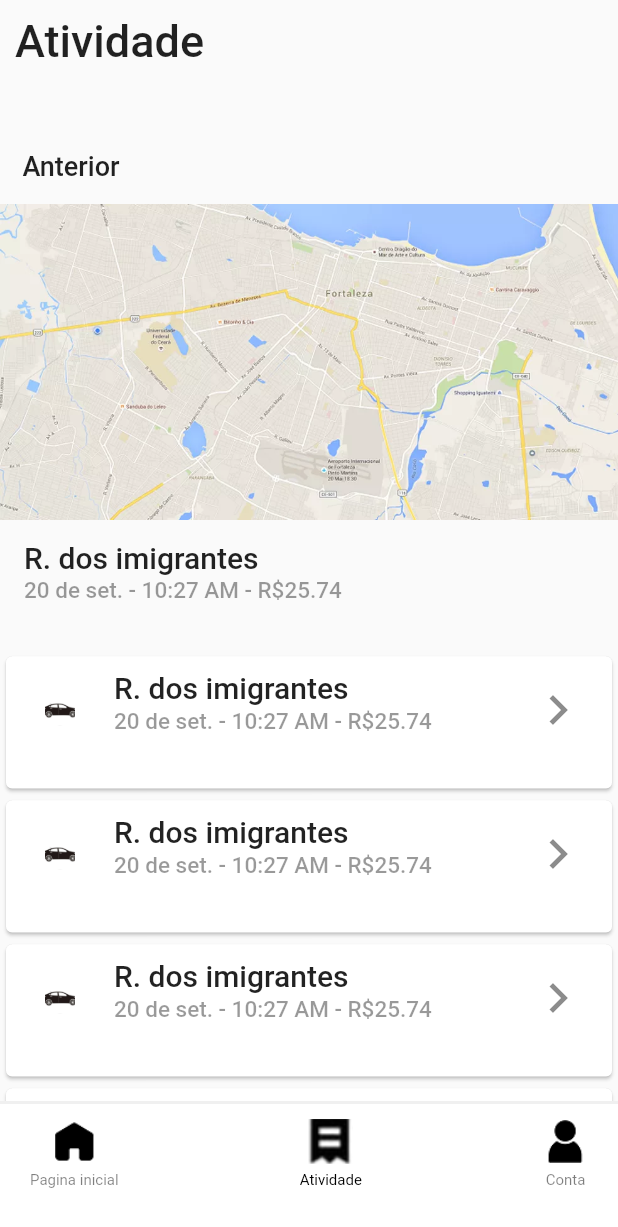
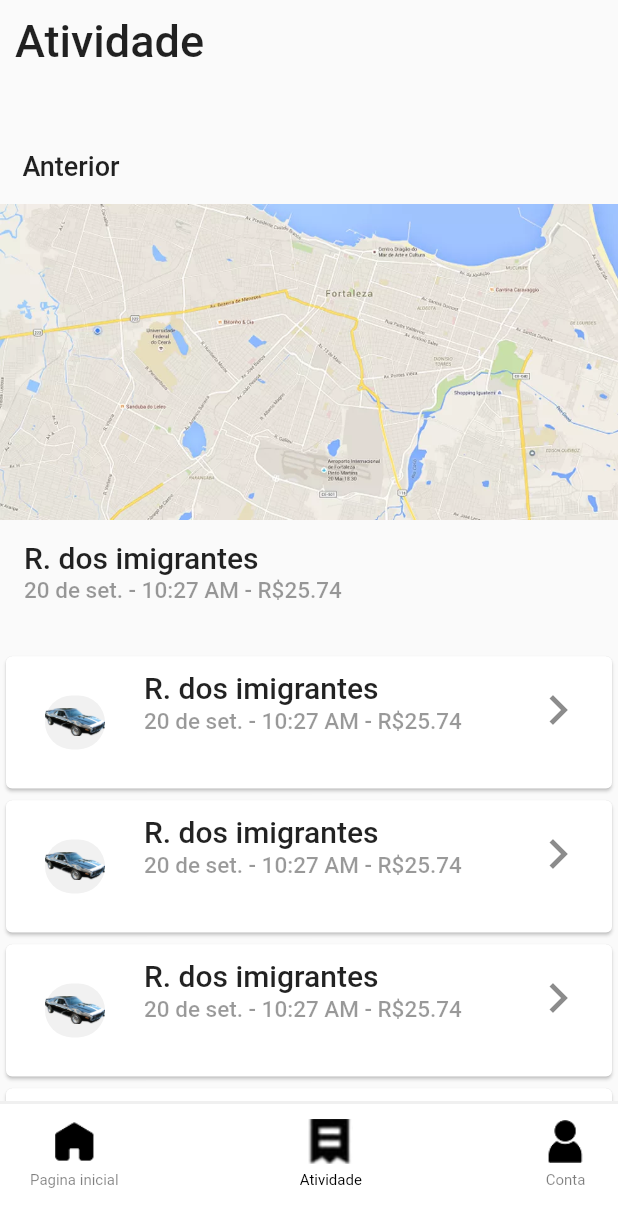
Before and after one commit to marcelinhoPlayer/CloneUbber, a Flutter app: the screen it shows after launch, item 2 of the bottom bar chosen, on a phone screen of 412 x 824 dp. Shown: the top 1227 px of the screen. Run offline on Flutter 3.47's test engine with Material 2 defaults, Android fonts, the phone set to English and light mode, and no system bars; our stand-ins replace carousel_slider.

Commit message:
Update active_page.dart

```diff
--- a/lib/pages/active_page.dart
+++ b/lib/pages/active_page.dart
@@ -56,15 +56,15 @@ class _ActivePageState extends State<ActivePage> with SingleTickerProviderStateM
               ListTile(
                 leading: Container(
                     margin: EdgeInsets.all(10),
-                    width: 20,
-                    height: 20,
+                    width: 40,
+                    height: 40,
                     decoration: BoxDecoration(
                         color: textFieldColor,
                         borderRadius: BorderRadius.circular(30)
                     ),
                     child: Image(
-                      image: AssetImage("assets/images/car.jpg"),
-                      fit: BoxFit.cover,
+                      image: AssetImage("assets/images/car2.png"),
+                      fit: BoxFit.fitWidth,
                     )),
                 title: Text("R. dos imigrantes",style: TextStyle(fontSize: 20,fontWeight: FontWeight.w500,)),
                 subtitle: Text("20 de set. - 10:27 AM - R\$25.74 ",style: TextStyle(fontSize: 15,fontWeight: FontWeight.w500,color: black.withOpacity(0.4))),
@@ -77,15 +77,15 @@ class _ActivePageState extends State<ActivePage> with SingleTickerProviderStateM
               ListTile(
                 leading: Container(
                     margin: EdgeInsets.all(10),
-                    width: 20,
-                    height: 20,
+                    width: 40,
+                    height: 40,
                     decoration: BoxDecoration(
                         color: textFieldColor,
                         borderRadius: BorderRadius.circular(30)
                     ),
                     child: Image(
-                      image: AssetImage("assets/images/car.jpg"),
-                      fit: BoxFit.cover,
+                      image: AssetImage("assets/images/car2.png"),
+                      fit: BoxFit.fitWidth,
                     )),
                 title: Text("R. dos imigrantes",style: TextStyle(fontSize: 20,fontWeight: FontWeight.w500,)),
                 subtitle: Text("20 de set. - 10:27 AM - R\$25.74 ",style: TextStyle(fontSize: 15,fontWeight: FontWeight.w500,color: black.withOpacity(0.4))),
@@ -98,15 +98,15 @@ class _ActivePageState extends State<ActivePage> with SingleTickerProviderStateM
               ListTile(
                 leading: Container(
                     margin: EdgeInsets.all(10),
-                    width: 20,
-                    height: 20,
+                    width: 40,
+                    height: 40,
                     decoration: BoxDecoration(
                         color: textFieldColor,
                         borderRadius: BorderRadius.circular(30)
                     ),
                     child: Image(
-                      image: AssetImage("assets/images/car.jpg"),
-                      fit: BoxFit.cover,
+                      image: AssetImage("assets/images/car2.png"),
+                      fit: BoxFit.fitWidth,
                     )),
                 title: Text("R. dos imigrantes",style: TextStyle(fontSize: 20,fontWeight: FontWeight.w500,)),
                 subtitle: Text("20 de set. - 10:27 AM - R\$25.74 ",style: TextStyle(fontSize: 15,fontWeight: FontWeight.w500,color: black.withOpacity(0.4))),
@@ -119,15 +119,15 @@ class _ActivePageState extends State<ActivePage> with SingleTickerProviderStateM
               ListTile(
                 leading: Container(
                     margin: EdgeInsets.all(10),
-                    width: 20,
-                    height: 20,
+                    width: 40,
+                    height: 40,
                     decoration: BoxDecoration(
                         color: textFieldColor,
                         borderRadius: BorderRadius.circular(30)
                     ),
                     child: Image(
-                      image: AssetImage("assets/images/car.jpg"),
-                      fit: BoxFit.cover,
+                      image: AssetImage("assets/images/car2.png"),
+                      fit: BoxFit.fitWidth,
                     )),
                 title: Text("R. dos imigrantes",style: TextStyle(fontSize: 20,fontWeight: FontWeight.w500,)),
                 subtitle: Text("20 de set. - 10:27 AM - R\$25.74 ",style: TextStyle(fontSize: 15,fontWeight: FontWeight.w500,color: black.withOpacity(0.4))),
@@ -140,15 +140,15 @@ class _ActivePageState extends State<ActivePage> with SingleTickerProviderStateM
               ListTile(
                 leading: Container(
                     margin: EdgeInsets.all(10),
-                    width: 20,
-                    height: 20,
+                    width: 40,
+                    height: 40,
                     decoration: BoxDecoration(
                         color: textFieldColor,
                         borderRadius: BorderRadius.circular(30)
                     ),
                     child: Image(
-                      image: AssetImage("assets/images/car.jpg"),
-                      fit: BoxFit.cover,
+                      image: AssetImage("assets/images/car2.png"),
+                      fit: BoxFit.fitWidth,
                     )),
                 title: Text("R. dos imigrantes",style: TextStyle(fontSize: 20,fontWeight: FontWeight.w500,)),
                 subtitle: Text("20 de set. - 10:27 AM - R\$25.74 ",style: TextStyle(fontSize: 15,fontWeight: FontWeight.w500,color: black.withOpacity(0.4))),
@@ -161,15 +161,15 @@ class _ActivePageState extends State<ActivePage> with SingleTickerProviderStateM
               ListTile(
                 leading: Container(
                     margin: EdgeInsets.all(10),
-                    width: 20,
-                    height: 20,
+                    width: 40,
+                    height: 40,
                     decoration: BoxDecoration(
                         color: textFieldColor,
                         borderRadius: BorderRadius.circular(30)
                     ),
                     child: Image(
-                      image: AssetImage("assets/images/car.jpg"),
-                      fit: BoxFit.cover,
+                      image: AssetImage("assets/images/car2.png"),
+                      fit: BoxFit.fitWidth,
                     )),
                 title: Text("R. dos imigrantes",style: TextStyle(fontSize: 20,fontWeight: FontWeight.w500,)),
                 subtitle: Text("20 de set. - 10:27 AM - R\$25.74 ",style: TextStyle(fontSize: 15,fontWeight: FontWeight.w500,color: black.withOpacity(0.4))),
@@ -182,15 +182,15 @@ class _ActivePageState extends State<ActivePage> with SingleTickerProviderStateM
               ListTile(
                 leading: Container(
                     margin: EdgeInsets.all(10),
-                    width: 20,
-                    height: 20,
+                    width: 40,
+                    height: 40,
                     decoration: BoxDecoration(
                         color: textFieldColor,
                         borderRadius: BorderRadius.circular(30)
                     ),
                     child: Image(
-                      image: AssetImage("assets/images/car.jpg"),
-                      fit: BoxFit.cover,
+                      image: AssetImage("assets/images/car2.png"),
+                      fit: BoxFit.fitWidth,
                     )),
                 title: Text("R. dos imigrantes",style: TextStyle(fontSize: 20,fontWeight: FontWeight.w500,)),
                 subtitle: Text("20 de set. - 10:27 AM - R\$25.74 ",style: TextStyle(fontSize: 15,fontWeight: FontWeight.w500,color: black.withOpacity(0.4))),
@@ -203,15 +203,15 @@ class _ActivePageState extends State<ActivePage> with SingleTickerProviderStateM
               ListTile(
                 leading: Container(
                     margin: EdgeInsets.all(10),
-                    width: 20,
-                    height: 20,
+                    width: 40,
+                    height: 40,
                     decoration: BoxDecoration(
                         color: textFieldColor,
                         borderRadius: BorderRadius.circular(30)
                     ),
                     child: Image(
-                      image: AssetImage("assets/images/car.jpg"),
-                      fit: BoxFit.cover,
+                      image: AssetImage("assets/images/car2.png"),
+                      fit: BoxFit.fitWidth,
                     )),
                 title: Text("R. dos imigrantes",style: TextStyle(fontSize: 20,fontWeight: FontWeight.w500,)),
                 subtitle: Text("20 de set. - 10:27 AM - R\$25.74 ",style: TextStyle(fontSize: 15,fontWeight: FontWeight.w500,color: black.withOpacity(0.4))),
@@ -224,15 +224,15 @@ class _ActivePageState extends State<ActivePage> with SingleTickerProviderStateM
               ListTile(
                 leading: Container(
                     margin: EdgeInsets.all(10),
-                    width: 20,
-                    height: 20,
+                    width: 40,
+                    height: 40,
                     decoration: BoxDecoration(
                         color: textFieldColor,
                         borderRadius: BorderRadius.circular(30)
                     ),
                     child: Image(
-                      image: AssetImage("assets/images/car.jpg"),
-                      fit: BoxFit.cover,
+                      image: AssetImage("assets/images/car2.png"),
+                      fit: BoxFit.fitWidth,
                     )),
                 title: Text("R. dos imigrantes",style: TextStyle(fontSize: 20,fontWeight: FontWeight.w500,)),
                 subtitle: Text("20 de set. - 10:27 AM - R\$25.74 ",style: TextStyle(fontSize: 15,fontWeight: FontWeight.w500,color: black.withOpacity(0.4))),
@@ -245,15 +245,15 @@ class _ActivePageState extends State<ActivePage> with SingleTickerProviderStateM
               ListTile(
                 leading: Container(
                     margin: EdgeInsets.all(10),
-                    width: 20,
-                    height: 20,
+                    width: 40,
+                    height: 40,
                     decoration: BoxDecoration(
                         color: textFieldColor,
                         borderRadius: BorderRadius.circular(30)
                     ),
                     child: Image(
-                      image: AssetImage("assets/images/car.jpg"),
-                      fit: BoxFit.cover,
+                      image: AssetImage("assets/images/car2.png"),
+                      fit: BoxFit.fitWidth,
                     )),
                 title: Text("R. dos imigrantes",style: TextStyle(fontSize: 20,fontWeight: FontWeight.w500,)),
                 subtitle: Text("20 de set. - 10:27 AM - R\$25.74 ",style: TextStyle(fontSize: 15,fontWeight: FontWeight.w500,color: black.withOpacity(0.4))),
@@ -266,15 +266,15 @@ class _ActivePageState extends State<ActivePage> with SingleTickerProviderStateM
               ListTile(
                 leading: Container(
                     margin: EdgeInsets.all(10),
-                    width: 20,
-                    height: 20,
+                    width: 40,
+                    height: 40,
                     decoration: BoxDecoration(
                         color: textFieldColor,
                         borderRadius: BorderRadius.circular(30)
                     ),
                     child: Image(
-                      image: AssetImage("assets/images/car.jpg"),
-                      fit: BoxFit.cover,
+                      image: AssetImage("assets/images/car2.png"),
+                      fit: BoxFit.fitWidth,
                     )),
                 title: Text("R. dos imigrantes",style: TextStyle(fontSize: 20,fontWeight: FontWeight.w500,)),
                 subtitle: Text("20 de set. - 10:27 AM - R\$25.74 ",style: TextStyle(fontSize: 15,fontWeight: FontWeight.w500,color: black.withOpacity(0.4))),
```
